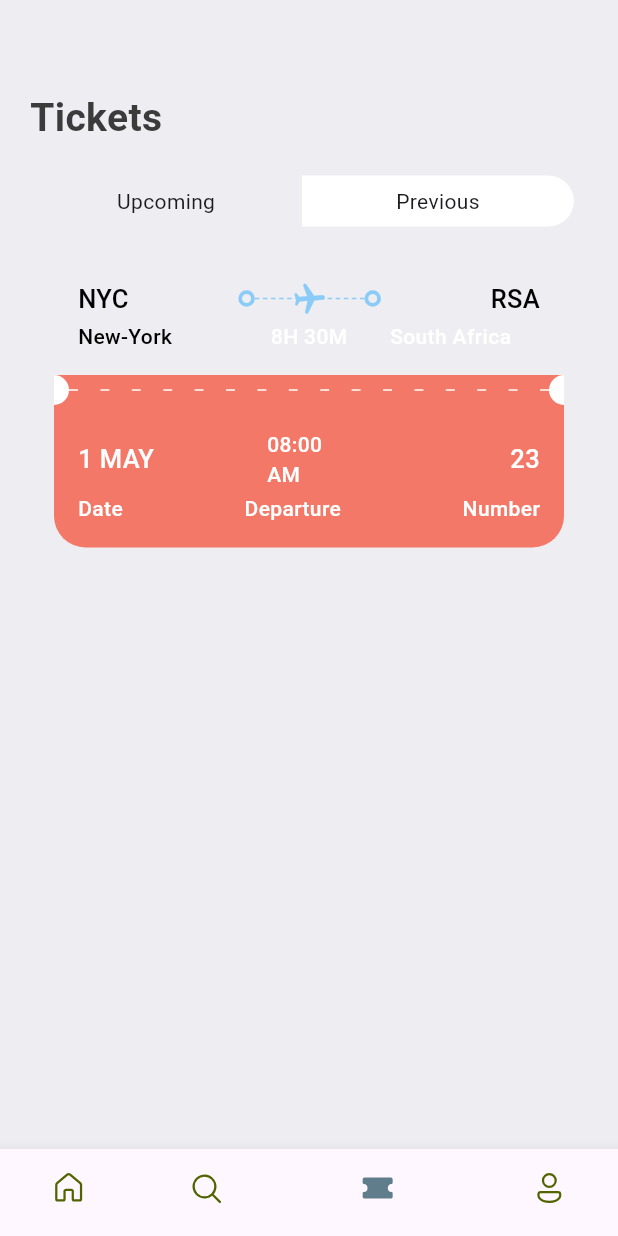
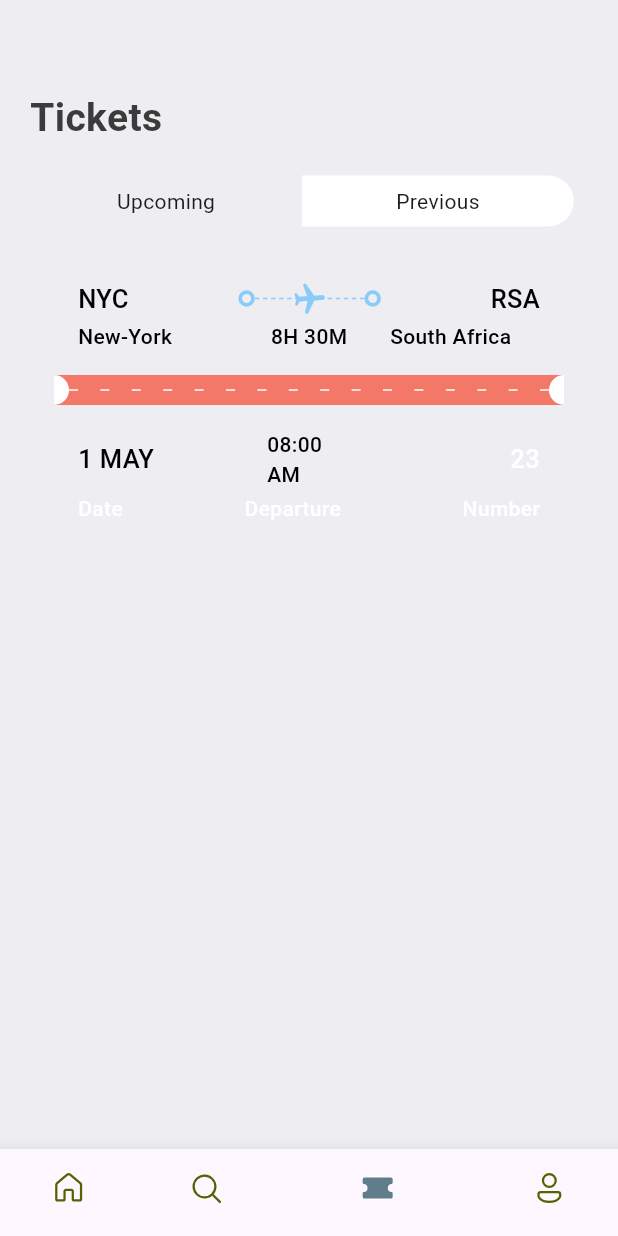
Before and after one commit to Gontse/ticket_app, a Flutter app: the screen it shows after launch, item 3 of the bottom bar chosen, on a phone screen of 412 x 824 dp. Run offline on Flutter 3.47's test engine with Material 3 defaults, Android fonts, the phone set to English and light mode, and no system bars; our stand-ins replace fluentui_icons.

Commit message:
Updated TextStyleFourth Secondary Color

```diff
--- a/lib/Core/Widgets/text_style_fourth.dart
+++ b/lib/Core/Widgets/text_style_fourth.dart
@@ -2,15 +2,16 @@ import 'package:flutter/material.dart';
 import '../../res/Styles/app_styles.dart';
 
 class TextStyleFourth extends StatelessWidget {
+  final bool? isColor;
   final String text;
-  const TextStyleFourth({super.key, required this.text});
+  const TextStyleFourth({super.key, required this.text, this.isColor});
 
   @override
   Widget build(BuildContext context) {
     return Text(
       text,
       style: AppStyles.headlineStyle4
-          .copyWith(color: Colors.white),
+          .copyWith(color: isColor == null ? Colors.white : Colors.black),
     );
   }
 }
--- a/lib/Core/Widgets/ticket_view.dart
+++ b/lib/Core/Widgets/ticket_view.dart
@@ -84,11 +84,11 @@ class TicketView extends StatelessWidget {
                           ),
                         ),
                         Expanded(child: Container()),
-                         TextStyleFourth(text: ticket["flying_time"]),
+                         TextStyleFourth(text: ticket["flying_time"], isColor: isColor,),
                         Expanded(child: Container()),
                          SizedBox(
                           width: 100,
-                          child: TextStyleFourth(text: ticket["to"]["name"]),
+                          child: TextStyleFourth(text: ticket["to"]["name"], isColor: isColor,),
                         ),
                       ],
                     )
@@ -109,7 +109,7 @@ class TicketView extends StatelessWidget {
               Container(
                 padding: const EdgeInsets.all(16),
                 decoration: BoxDecoration(
-                    color: AppStyles.ticketOrange,
+                    color: isColor == null ? AppStyles.ticketOrange : AppStyles.ticketWhite,
                     borderRadius: const BorderRadius.only(
                         bottomLeft: Radius.circular(21),
                         bottomRight: Radius.circular(21))),
@@ -123,8 +123,10 @@ class TicketView extends StatelessWidget {
                           width: 80,
                           child: Text(
                           ticket["date"],
-                            style: AppStyles.headlineStyle3
-                                .copyWith(color: Colors.white),
+                            style: AppStyles.headlineStyle3.copyWith(
+                                color: isColor == null
+                                    ? Colors.white
+                                    : Colors.black),
                           ),
                         ),
                         Expanded(child: Container()),
@@ -133,7 +135,11 @@ class TicketView extends StatelessWidget {
                            SizedBox(
                               height: 24,
                               child: Container(),),
-                          Center(child: Text(ticket["departure_time"], style: AppStyles.headlineStyle4.copyWith(color: Colors.white),))
+                          Center(child: Text(ticket["departure_time"],
+                            style: AppStyles.headlineStyle4.copyWith(
+                                color: isColor == null
+                                    ? Colors.white
+                                    : Colors.black),))
                         ])),
                         Expanded(child: Container()),
                         SizedBox(
```
